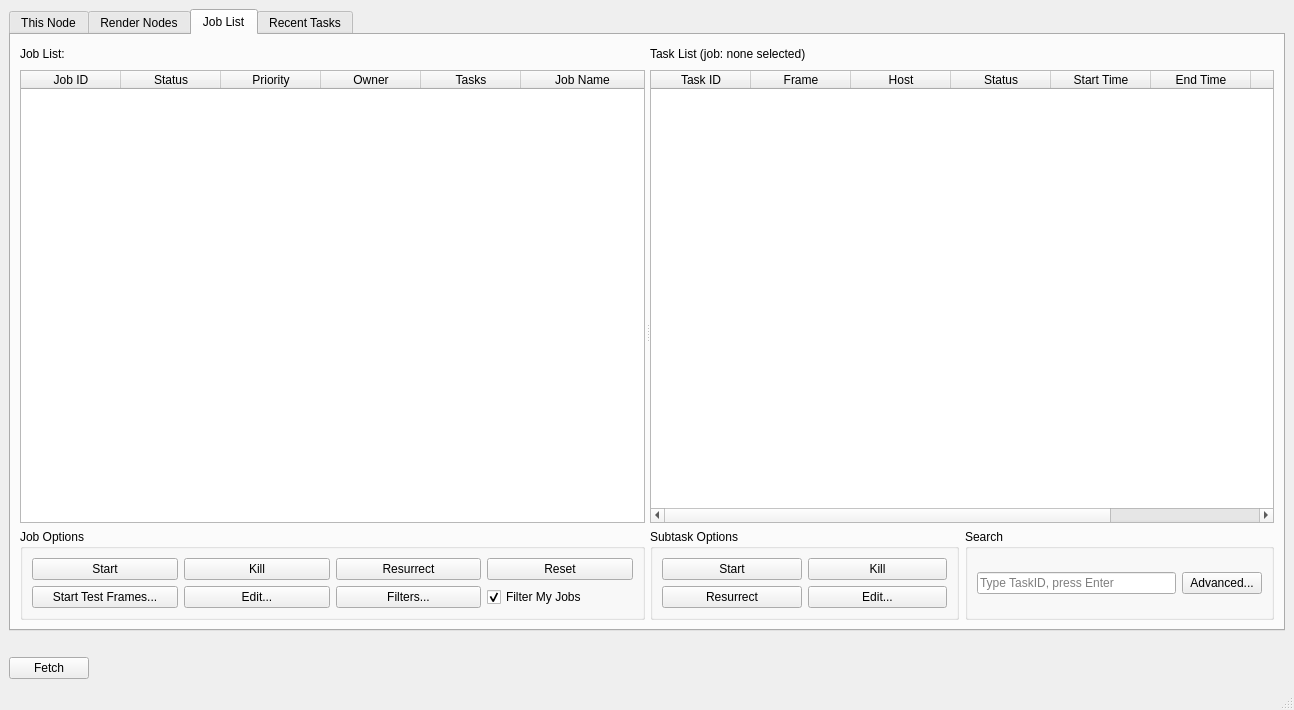
Old version of the form ui/UI_FarmView.ui in the repository david2777/DPS_Hydra.
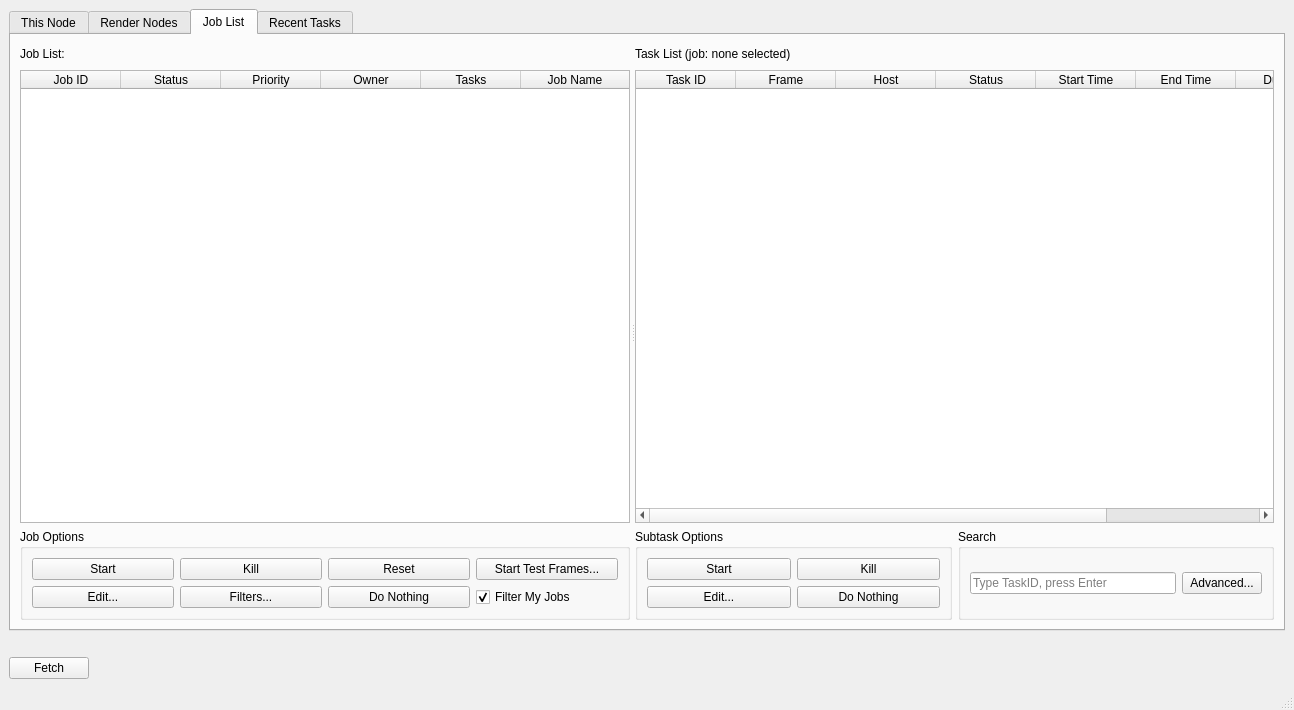
New version of the form. The open tabs and pages were chosen to show the change.

Commit message: Updated TaskKill and TaskStart, Removed Resurrect

```diff
--- a/ui/UI_FarmView.ui
+++ b/ui/UI_FarmView.ui
@@ -440,6 +440,13 @@
                <string>Job Options</string>
               </property>
               <layout class="QGridLayout" name="gridLayout_7">
+               <item row="1" column="7">
+                <widget class="QPushButton" name="testFramesButton">
+                 <property name="text">
+                  <string>Start Test Frames...</string>
+                 </property>
+                </widget>
+               </item>
                <item row="1" column="0">
                 <widget class="QPushButton" name="startJobButton">
                  <property name="enabled">
@@ -465,28 +472,7 @@
                  </property>
                 </widget>
                </item>
-               <item row="1" column="3">
-                <widget class="QPushButton" name="killJobButton">
-                 <property name="text">
-                  <string>Kill</string>
-                 </property>
-                </widget>
-               </item>
-               <item row="1" column="5">
-                <widget class="QPushButton" name="resurrectJobButton">
-                 <property name="text">
-                  <string>Resurrect</string>
-                 </property>
-                </widget>
-               </item>
-               <item row="1" column="6">
-                <widget class="QPushButton" name="resetJobButton">
-                 <property name="text">
-                  <string>Reset</string>
-                 </property>
-                </widget>
-               </item>
-               <item row="2" column="6">
+               <item row="2" column="7">
                 <widget class="QCheckBox" name="myFilterCheckbox">
                  <property name="text">
                   <string>Filter My Jobs</string>
@@ -496,7 +482,21 @@
                  </property>
                 </widget>
                </item>
-               <item row="2" column="3">
+               <item row="1" column="5">
+                <widget class="QPushButton" name="resetJobButton">
+                 <property name="text">
+                  <string>Reset</string>
+                 </property>
+                </widget>
+               </item>
+               <item row="1" column="3">
+                <widget class="QPushButton" name="killJobButton">
+                 <property name="text">
+                  <string>Kill</string>
+                 </property>
+                </widget>
+               </item>
+               <item row="2" column="0">
                 <widget class="QPushButton" name="editJobButton">
                  <property name="styleSheet">
                   <string notr="true"/>
@@ -515,17 +515,17 @@
                  </property>
                 </widget>
                </item>
-               <item row="2" column="5">
+               <item row="2" column="3">
                 <widget class="QPushButton" name="filterJobButton">
                  <property name="text">
                   <string>Filters...</string>
                  </property>
                 </widget>
                </item>
-               <item row="2" column="0">
-                <widget class="QPushButton" name="testFramesButton">
+               <item row="2" column="5">
+                <widget class="QPushButton" name="doNothingJobButton">
                  <property name="text">
-                  <string>Start Test Frames...</string>
+                  <string>Do Nothing</string>
                  </property>
                 </widget>
                </item>
@@ -640,24 +640,24 @@
                  </property>
                 </widget>
                </item>
-               <item row="2" column="1">
+               <item row="3" column="2">
+                <widget class="QPushButton" name="doNothingTaskButton">
+                 <property name="text">
+                  <string>Do Nothing</string>
+                 </property>
+                </widget>
+               </item>
+               <item row="2" column="2">
                 <widget class="QPushButton" name="killTaskButton">
                  <property name="text">
                   <string>Kill</string>
                  </property>
                 </widget>
                </item>
-               <item row="3" column="1">
-                <widget class="QPushButton" name="editTaskButton">
-                 <property name="text">
-                  <string>Edit...</string>
-                 </property>
-                </widget>
-               </item>
                <item row="3" column="0">
-                <widget class="QPushButton" name="resurrectTaskButton">
+                <widget class="QPushButton" name="editTaskButton">
                  <property name="text">
-                  <string>Resurrect</string>
+                  <string>Edit...</string>
                  </property>
                 </widget>
                </item>
```
Left out of the diff: 4 changed lines with no effect on the pictures. The commit also changes 6 other files.
